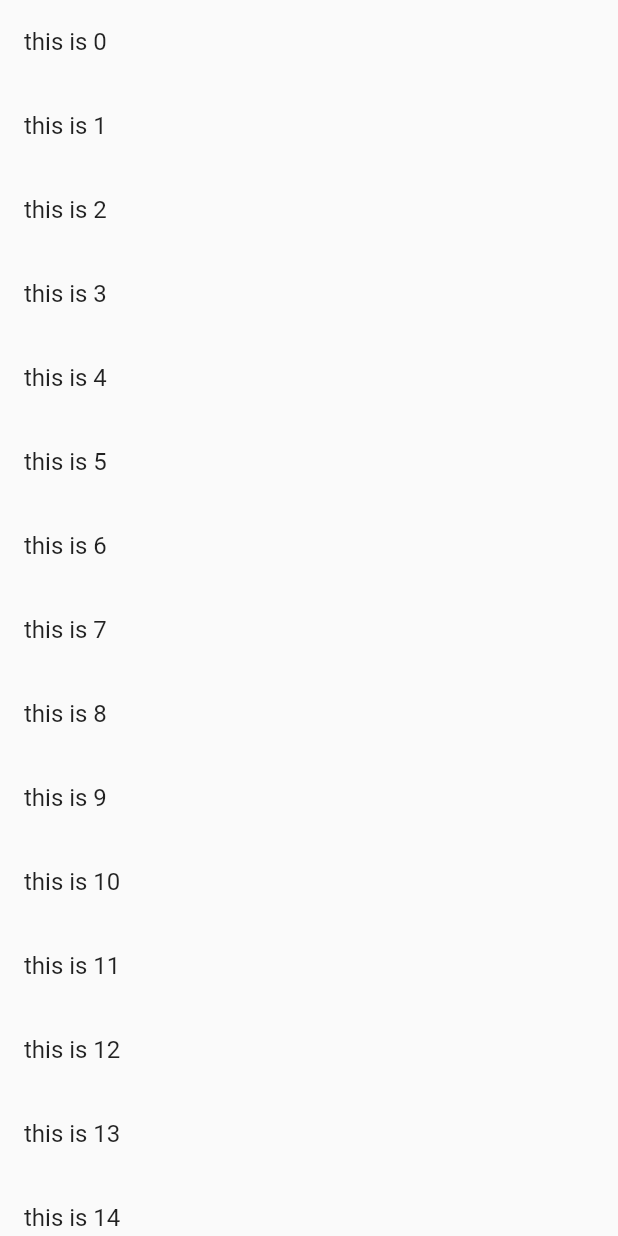
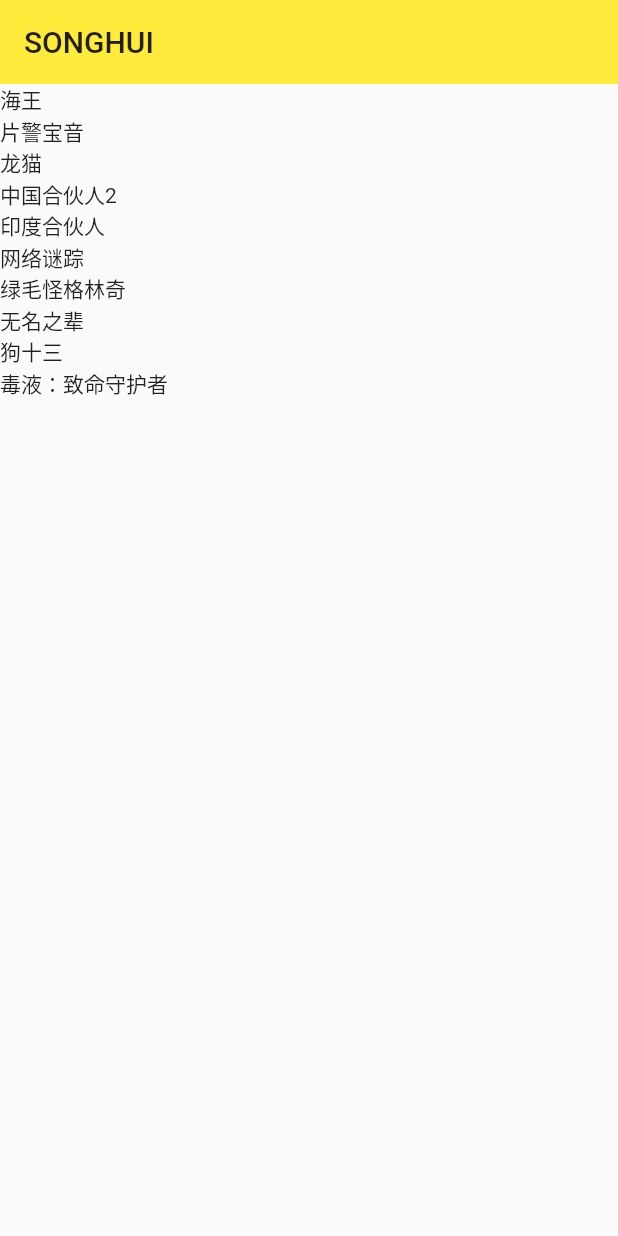
Before and after one commit to songhuizhang/Flutter-demo, a Flutter app: the screen it shows after launch, on a phone screen of 412 x 824 dp. Run offline on Flutter 3.47's test engine with Material 2 defaults, Android fonts, the phone set to English and light mode, and no system bars.

Commit message:
模拟豆瓣电影数据，创建列表

```diff
--- a/lib/main.dart
+++ b/lib/main.dart
@@ -1,23 +1,54 @@
 import 'package:flutter/material.dart';
+import 'model/data.dart';
 
-void main() =>
-    runApp(MyApp(items: List<String>.generate(100, (i) => "this is $i")));
+void main() {
+  runApp(MyApp());
+}
 
 class MyApp extends StatelessWidget {
-  final List<String> items;
-  MyApp({Key key, @required this.items}) : super(key: key);
   @override
   Widget build(BuildContext context) {
     return MaterialApp(
-      title: 'viewList',
-      home: new Scaffold(
-          body: new ListView.builder(
-              itemCount: items.length,
-              itemBuilder: (context, index) {
-                return new ListTile(
-                  title: Text('${items[index]}'),
-                );
-              })),
+      home: Home(),
+      theme: ThemeData(primarySwatch: Colors.yellow),
     );
   }
 }
+
+class Home extends StatelessWidget {
+  Widget _listItemBuilder(BuildContext context,int index) {
+    return Text(posts[index].name);
+  }
+
+  @override
+  Widget build(BuildContext context) {
+    return Scaffold(
+        appBar: AppBar(
+          title: Text('SONGHUI'),
+          elevation: 0.0,
+        ),
+        body: ListView.builder(
+          itemCount: posts.length,
+          itemBuilder: _listItemBuilder,
+        ),
+      );
+  }
+}
+
+class Hello extends StatelessWidget {
+  @override
+    Widget build(BuildContext context) {
+
+      return Center(
+      child: Text(
+        'Hello',
+        textDirection: TextDirection.rtl,
+        style: TextStyle(
+          fontSize: 40.0,
+          fontWeight: FontWeight.bold,
+          color: Colors.black87
+        ),
+      ),
+    );;
+    }
+}
--- /dev/null
+++ b/lib/model/data.dart
@@ -0,0 +1,64 @@
+class Post {
+  const Post({
+    this.name,
+    this.url,
+    this.rate
+  });
+
+  final String name ;
+  final String url ;
+  final String rate ;
+}
+
+final List<Post> posts= [
+  Post(
+    name: "海王",
+    url: "https://img1.doubanio.com/view/photo/s_ratio_poster/public/p2541280047.webp",
+    rate: "7.9"
+  ),
+  Post(
+    name: "片警宝音",
+    url: "https://img3.doubanio.com/view/photo/s_ratio_poster/public/p2541310016.webp",
+    rate: "0"
+  ),
+  Post(
+    name: "龙猫",
+    url: "https://img3.doubanio.com/view/photo/s_ratio_poster/public/p2540924496.webp",
+    rate: "9.1"
+  ),
+  Post(
+    name: "中国合伙人2",
+    url: "https://img1.doubanio.com/view/photo/s_ratio_poster/public/p2541742368.webp",
+    rate: "4.2"
+  ),
+  Post(
+    name: "印度合伙人",
+    url: "https://img3.doubanio.com/view/photo/s_ratio_poster/public/p2540940050.webp",
+    rate: "7.7"
+  ),
+  Post(
+    name: "网络谜踪",
+    url: "https://img1.doubanio.com/view/photo/s_ratio_poster/public/p2542848758.webp",
+    rate: "8.5"
+  ),
+  Post(
+    name: "绿毛怪格林奇",
+    url: "https://img1.doubanio.com/view/photo/s_ratio_poster/public/p2539666559.webp",
+    rate: "6.4"
+  ),
+   Post(
+    name: "无名之辈",
+    url: "https://img3.doubanio.com/view/photo/s_ratio_poster/public/p2539661066.webp",
+    rate: "8.2"
+  ),
+   Post(
+    name: "狗十三",
+    url: "https://img3.doubanio.com/view/photo/s_ratio_poster/public/p2540513831.webp",
+    rate: "8.4"
+  ),
+   Post(
+    name: "毒液：致命守护者",
+    url: "https://img3.doubanio.com/view/photo/s_ratio_poster/public/p2537158013.webp",
+    rate: "7.3"
+  ),
+];
```
